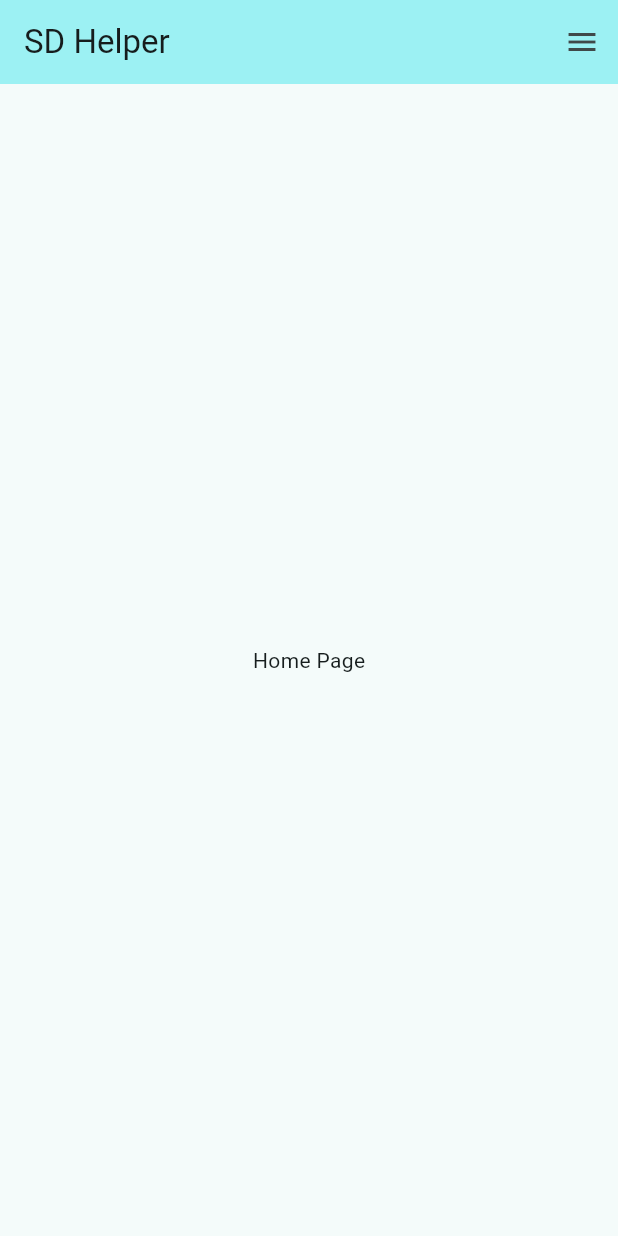
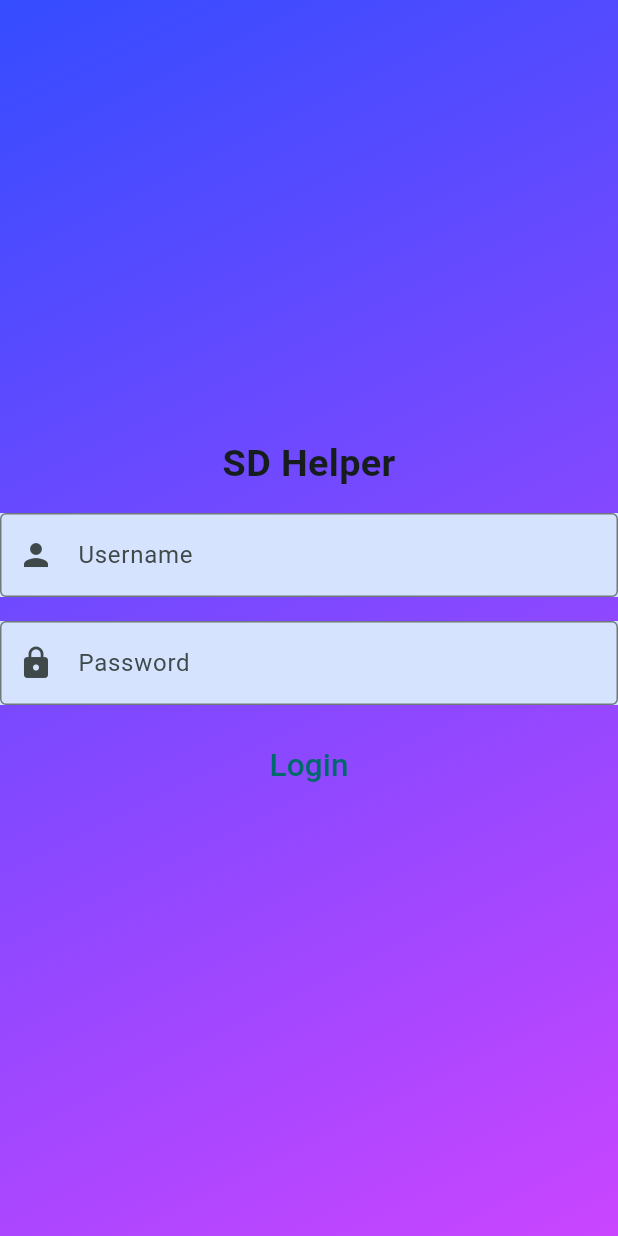
Before and after one commit to OnlyTravis/SD_Helper, a Flutter app: the screen it shows after launch, on a phone screen of 412 x 824 dp. Run offline on Flutter 3.47's test engine with Material 3 defaults, Android fonts, the phone set to English and light mode, and no system bars; our stand-ins replace flutter_dotenv.

Commit message:
Finished LoginPage UI, worked on login router

```diff
--- a/client/lib/app.dart
+++ b/client/lib/app.dart
@@ -1,4 +1,4 @@
-import 'package:client/pages/home_page/home_page.dart';
+import 'package:client/pages/login_page/login_page.dart';
 import 'package:flutter/material.dart';
 
 class SDHelperApp extends StatelessWidget {
@@ -11,11 +11,11 @@ class SDHelperApp extends StatelessWidget {
       theme: ThemeData(
         useMaterial3: true,
         colorScheme: ColorScheme.fromSeed(
-          seedColor: Color.fromARGB(255, 160, 252, 255),
+          seedColor: const Color.fromARGB(255, 160, 252, 255),
           brightness: Brightness.light
         ),
       ),
-      home: HomePage(),
+      home: const LoginPage(),
     );
   }
 }
--- a/client/lib/main.dart
+++ b/client/lib/main.dart
@@ -1,6 +1,8 @@
 import 'package:client/app.dart';
 import 'package:flutter/material.dart';
+import 'package:flutter_dotenv/flutter_dotenv.dart';
 
-void main() {
-  runApp(SDHelperApp());
+Future<void> main() async {
+  await dotenv.load(fileName: ".env");
+  runApp(const SDHelperApp());
 }
--- /dev/null
+++ b/client/lib/pages/login_page/login_background.dart
@@ -0,0 +1,23 @@
+import 'package:flutter/material.dart';
+
+class LoginBackground extends StatelessWidget {
+  const LoginBackground({super.key});
+
+  @override
+  Widget build(BuildContext context) {
+    return Expanded(
+      child: Container(
+        decoration: const BoxDecoration(
+          gradient: LinearGradient(
+            begin: Alignment.topLeft,
+            end: Alignment.bottomRight,
+            colors: [
+              Color.fromARGB(255, 53, 76, 255),
+              Color.fromARGB(255, 202, 69, 255),
+            ],
+          ),
+        ),
+      ),
+    );
+  }
+}
--- /dev/null
+++ b/client/lib/pages/login_page/login_container.dart
@@ -0,0 +1,107 @@
+import 'package:client/pages/login_page/login_input.dart';
+import 'package:flutter/material.dart';
+import 'package:flutter_dotenv/flutter_dotenv.dart';
+import 'package:http/http.dart' as http;
+
+class LoginContainer extends StatefulWidget {
+  final CrossAxisAlignment crossAxisAlignment;
+  const LoginContainer({
+    super.key,
+    this.crossAxisAlignment = CrossAxisAlignment.start,
+  });
+
+  @override
+  State<LoginContainer> createState() => _LoginContainerState();
+}
+class _LoginContainerState extends State<LoginContainer> {
+  final _usernameController = TextEditingController();
+  final _passwordController = TextEditingController();
+  String errorText = "";
+
+  void setErrorText(String text) {
+    setState(() {
+      errorText = text;
+    });
+  }
+  Future<void> onLogin() async {
+    final String username = _usernameController.text;
+    final String password = _passwordController.text;
+
+    // 1. Check if inputs are valid
+    if (username.isEmpty && password.isEmpty) {
+      setErrorText("Please enter a valid Username and Password!");
+      return;
+    }
+    if (username.isEmpty) {
+      setErrorText("Please enter a valid Username!");
+      return;
+    }
+    if (password.isEmpty) {
+      setErrorText("Please enter a valid Password!");
+    }
+
+    // 2. Send & Check response
+    try {
+      final url = dotenv.get("SERVER_URL");
+      final res = await http.post(
+        Uri.parse("$url/login"),
+        body: {
+          username: username,
+          password: password
+        },
+      );
+      if (res.statusCode != 200) {
+        setErrorText("Incorrect Username or Password!");
+        return;
+      }
+    } catch (err) {
+      setErrorText("An Error occured while logging in!");
+      return;
+    }
+
+    // 3. Redirect to home page
+    // ...
+  }
+
+  @override
+  Widget build(BuildContext context) {
+    return Column(
+      mainAxisSize: MainAxisSize.min,
+      crossAxisAlignment: widget.crossAxisAlignment,
+      spacing: 16,
+      children: [
+        const Text(
+          "SD Helper",
+          textScaler: TextScaler.linear(1.8),
+          style: TextStyle(
+            fontWeight: FontWeight.bold,
+          ),
+        ),
+        LoginInputField(
+            controller: _usernameController,
+            hintText: "Username",
+            prefixIcon: const Icon(Icons.person),
+        ),
+        LoginInputField(
+            controller: _passwordController,
+            hintText: "Password",
+            prefixIcon: const Icon(Icons.lock),
+        ),
+        if (errorText.isNotEmpty) Text(
+          errorText,
+          textScaler: const TextScaler.linear(1.2),
+          style: const TextStyle(
+            color: Colors.red
+          ),
+        ),
+        TextButton(
+          onPressed: onLogin,
+          child: const Text(
+            "Login",
+            textScaler: TextScaler.linear(1.5),
+          ),
+        ),
+      ],
+    );
+  }
+}
--- /dev/null
+++ b/client/lib/pages/login_page/login_input.dart
@@ -0,0 +1,94 @@
+import 'dart:math';
+
+import 'package:flutter/material.dart';
+
+class _LoginInputTransition extends AnimatedWidget {
+  final Widget child;
+
+  const _LoginInputTransition({
+    required Animation<double> animation,
+    required this.child,
+  }) : super(listenable: animation);
+
+  @override
+  Widget build(BuildContext context) {
+    Animation<double> _animation = listenable as Animation<double>;
+
+    return AnimatedBuilder(
+      animation: _animation,
+      builder: (_, __) => Container(
+        decoration: BoxDecoration(
+          gradient: LinearGradient(
+            colors: [
+              Theme.of(context).colorScheme.tertiaryContainer,
+              Theme.of(context).colorScheme.tertiaryContainer,
+              Theme.of(context).colorScheme.secondaryContainer,
+              Theme.of(context).colorScheme.tertiaryContainer,
+              Theme.of(context).colorScheme.tertiaryContainer,
+            ],
+            stops: [0, _animation.value*_animation.value, _animation.value, sqrt(_animation.value), 1]
+          )
+        ),
+        child: child
+      ),
+    );
+  }
+}
+
+class LoginInputField extends StatefulWidget {
+  final TextEditingController controller;
+  final String hintText;
+  final Widget prefixIcon;
+
+  const LoginInputField({
+    super.key,
+    required this.controller,
+    required this.hintText,
+    required this.prefixIcon,
+  });
+
+  @override
+  State<LoginInputField> createState() => _LoginInputFieldState();
+}
+class _LoginInputFieldState extends State<LoginInputField> with SingleTickerProviderStateMixin {
+  late AnimationController _animation;
+
+  @override
+  void initState() {
+    super.initState();
+    _animation = AnimationController(
+      duration: const Duration(milliseconds: 700),
+      vsync: this,
+    );
+    _animation.value = 1;
+  }
+
+  @override
+  Widget build(BuildContext context) {
+    return _LoginInputTransition(
+      animation: _animation,
+      child: TextField(
+        controller: widget.controller,
+        obscureText: true,
+        decoration: InputDecoration(
+          border: const OutlineInputBorder(),
+          prefixIcon: widget.prefixIcon,
+          hintText: widget.hintText,
+        ),
+        onTapOutside: (_) {
+          setState(() {
+            _animation.value = 0;
+            _animation.forward();
+          });
+          FocusScope.of(context).unfocus();
+        },
+      ),
+    );
+  }
+
+  @override
+  void dispose() {
+    _animation.dispose();
+    super.dispose();
+  }
+}
--- /dev/null
+++ b/client/lib/pages/login_page/login_page.dart
@@ -0,0 +1,43 @@
+import 'package:client/pages/login_page/login_background.dart';
+import 'package:client/pages/login_page/login_container.dart';
+import 'package:client/widgets/responsive_layout.dart';
+import 'package:flutter/material.dart';
+
+class LoginPage extends StatefulWidget {
+  const LoginPage({super.key});
+
+  @override
+  State<LoginPage> createState() => _LoginPageState();
+}
+class _LoginPageState extends State<LoginPage> {
+  @override
+  Widget build(BuildContext context) {
+    return Scaffold(
+      body: ResponsiveLayout(
+        mobileBody: const Stack(
+          children: [
+            LoginBackground(),
+            Center(
+              child: LoginContainer(
+                crossAxisAlignment: CrossAxisAlignment.center,
+              ),
+            ),
+          ],
+        ),
+        desktopBody: Row(
+          mainAxisSize: MainAxisSize.max,
+          children: [
+            const LoginBackground(),
+            Container(
+              width: 300,
+              height: double.infinity,
+              padding: const EdgeInsets.all(16),
+              color: Theme.of(context).colorScheme.secondaryContainer,
+              child: const LoginContainer(),
+            ),
+          ],
+        ),
+      ),
+    );
+  }
+}
--- a/client/pubspec.yaml
+++ b/client/pubspec.yaml
@@ -11,6 +11,8 @@ dependencies:
   flutter:
     sdk: flutter
   cupertino_icons: ^1.0.8
+  http: ^1.4.0
+  flutter_dotenv: ^5.2.1
 
 dev_dependencies:
   flutter_test:
@@ -19,3 +21,6 @@ dev_dependencies:
 
 flutter:
   uses-material-design: true
+  assets:
+    - .env
+    - assets/
```
Also changed, not shown: client/pubspec.lock, 10 other files.
